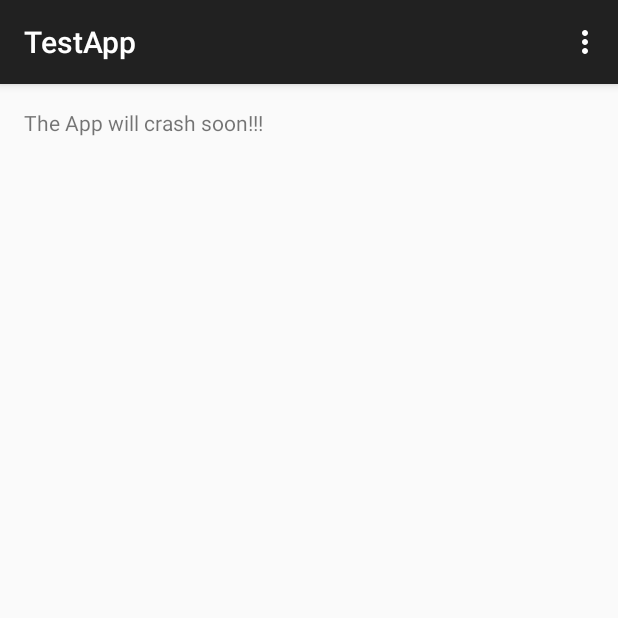
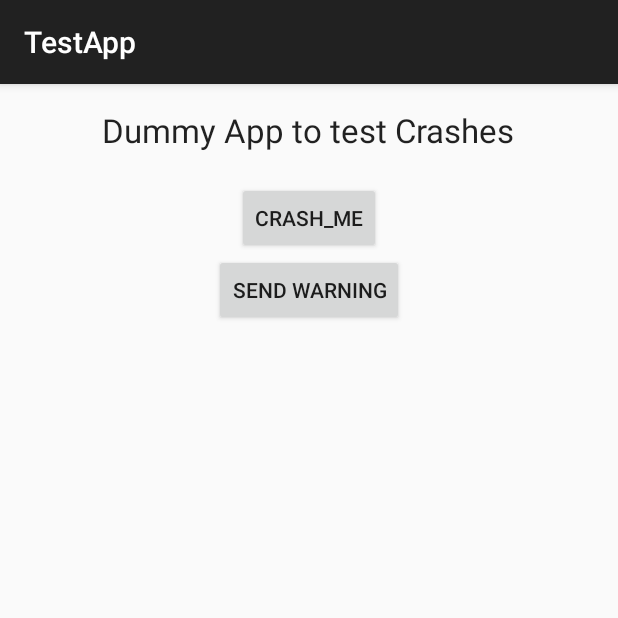
Before and after one commit to timfreiheit/HockeySDKHelper, an Android app: the screen it shows after launch (MainActivity), on a phone screen of 412 x 824 dp, the top half of it. Run offline under Robolectric (Android 15) with nearby library versions, the phone set to English and light mode, and no system bars; libraries missing offline, so code that uses them is left out: net.hockeyapp.android; 5 statements that could not run were skipped.

Commit message:
modify testapp to throw warnings

```diff
--- a/testapp/src/main/java/freiheit/testapp/MainActivity.java
+++ b/testapp/src/main/java/freiheit/testapp/MainActivity.java
@@ -1,15 +1,11 @@
 package freiheit.testapp;
 
-import android.os.Handler;
+import android.os.Bundle;
 import android.support.v7.app.ActionBarActivity;
-import android.os.Bundle;
-import android.util.Log;
-import android.view.Menu;
-import android.view.MenuItem;
+import android.view.View;
+import android.widget.Toast;
 
-import net.hockeyapp.android.CrashManager;
-
-import de.timfreiheit.hockey.log.LogCrashManagerListener;
+import de.timfreiheit.hockey.utils.WarningExceptionHandler;
 
 
 public class MainActivity extends ActionBarActivity {
@@ -21,37 +17,34 @@ public class MainActivity extends ActionBarActivity {
 
         new Thread(new CrazyLogThread()).start();
 
-        Handler h = new Handler();
-        h.postDelayed(new Runnable() {
+        findViewById(R.id.crash_me).setOnClickListener(new View.OnClickListener() {
             @Override
-            public void run() {
-                throw new RuntimeException("TEST CRASH");
+            public void onClick(View v) {
+                crashMe();
             }
-        },10000);
+        });
+
+        findViewById(R.id.send_warning).setOnClickListener(new View.OnClickListener(){
+            @Override
+            public void onClick(View v) {
+                sendWarning();
+            }
+        });
+
     }
 
-    @Override
-    public boolean onCreateOptionsMenu(Menu menu) {
-        // Inflate the menu; this adds items to the action bar if it is present.
-        getMenuInflater().inflate(R.menu.menu_main, menu);
-        return true;
+    private void crashMe(){
+        throw new RuntimeException("Something really bad happened");
     }
 
-    @Override
-    public boolean onOptionsItemSelected(MenuItem item) {
-        // Handle action bar item clicks here. The action bar will
-        // automatically handle clicks on the Home/Up button, so long
-        // as you specify a parent activity in AndroidManifest.xml.
-        int id = item.getItemId();
-
-        //noinspection SimplifiableIfStatement
-        if (id == R.id.action_settings) {
-            return true;
+    private void sendWarning(){
+        Toast.makeText(this, "Send Warning Exception to Hockey", Toast.LENGTH_SHORT).show();
+        try {
+            // some less important code
+            throw new IllegalArgumentException("Something happened");
+        }catch (Exception e) {
+            WarningExceptionHandler.saveException(e, "more information about this warning");
         }
-
-        new LogCrashManagerListener(getApplicationContext(), Log.DEBUG);
-
-        return super.onOptionsItemSelected(item);
     }
 
 }
--- a/testapp/src/main/res/layout/activity_main.xml
+++ b/testapp/src/main/res/layout/activity_main.xml
@@ -1,11 +1,37 @@
-<RelativeLayout xmlns:android="http://schemas.android.com/apk/res/android"
-    xmlns:tools="http://schemas.android.com/tools" android:layout_width="match_parent"
-    android:layout_height="match_parent" android:paddingLeft="@dimen/activity_horizontal_margin"
+<LinearLayout
+    xmlns:android="http://schemas.android.com/apk/res/android"
+    xmlns:tools="http://schemas.android.com/tools"
+    android:layout_width="match_parent"
+    android:layout_height="match_parent"
+    android:orientation="vertical"
+    android:paddingBottom="@dimen/activity_vertical_margin"
+    android:paddingLeft="@dimen/activity_horizontal_margin"
     android:paddingRight="@dimen/activity_horizontal_margin"
     android:paddingTop="@dimen/activity_vertical_margin"
-    android:paddingBottom="@dimen/activity_vertical_margin" tools:context=".MainActivity">
+    tools:context=".MainActivity"
+    tools:ignore="HardcodedText">
 
-    <TextView android:text="@string/hello_world" android:layout_width="wrap_content"
-        android:layout_height="wrap_content" />
+    <TextView
+        android:layout_width="wrap_content"
+        android:layout_height="wrap_content"
+        android:layout_gravity="center"
+        android:text="Dummy App to test Crashes"
+        android:layout_marginBottom="20dp"
+        android:textAppearance="@android:style/TextAppearance.Large"/>
 
-</RelativeLayout>
+    <Button
+        android:id="@+id/crash_me"
+        android:layout_width="wrap_content"
+        android:layout_height="wrap_content"
+        android:layout_gravity="center"
+        android:text="Crash_Me"/>
+
+
+    <Button
+        android:id="@+id/send_warning"
+        android:layout_width="wrap_content"
+        android:layout_height="wrap_content"
+        android:layout_gravity="center"
+        android:text="Send Warning"/>
+
+</LinearLayout>
```
